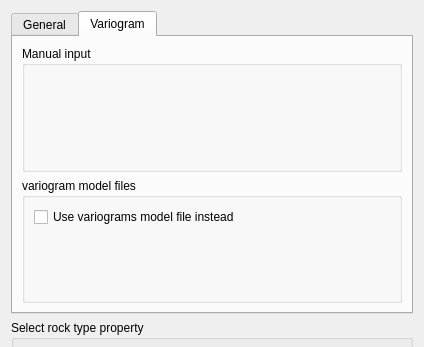
Qt form ui/validation.ui (robertorolo/LPM-Geomod_Suite) before a commit; both pictures show x 0 to 424 and y 0 to 347 of the 424 by 675 pixel window.
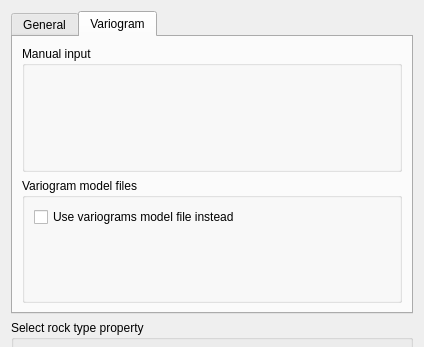
The same form after that commit. The open tabs and pages were chosen to show the change. Custom widgets are drawn as their Qt base class.

```diff
--- a/ui/validation.ui
+++ b/ui/validation.ui
@@ -151,7 +151,7 @@
        <item row="1" column="0">
         <widget class="QGroupBox" name="groupBox_5">
          <property name="title">
-          <string>variogram model files</string>
+          <string>Variogram model files</string>
          </property>
          <layout class="QVBoxLayout" name="verticalLayout_6">
           <item>
```
Left out of the diff: 4 changed lines with no effect on the pictures.
